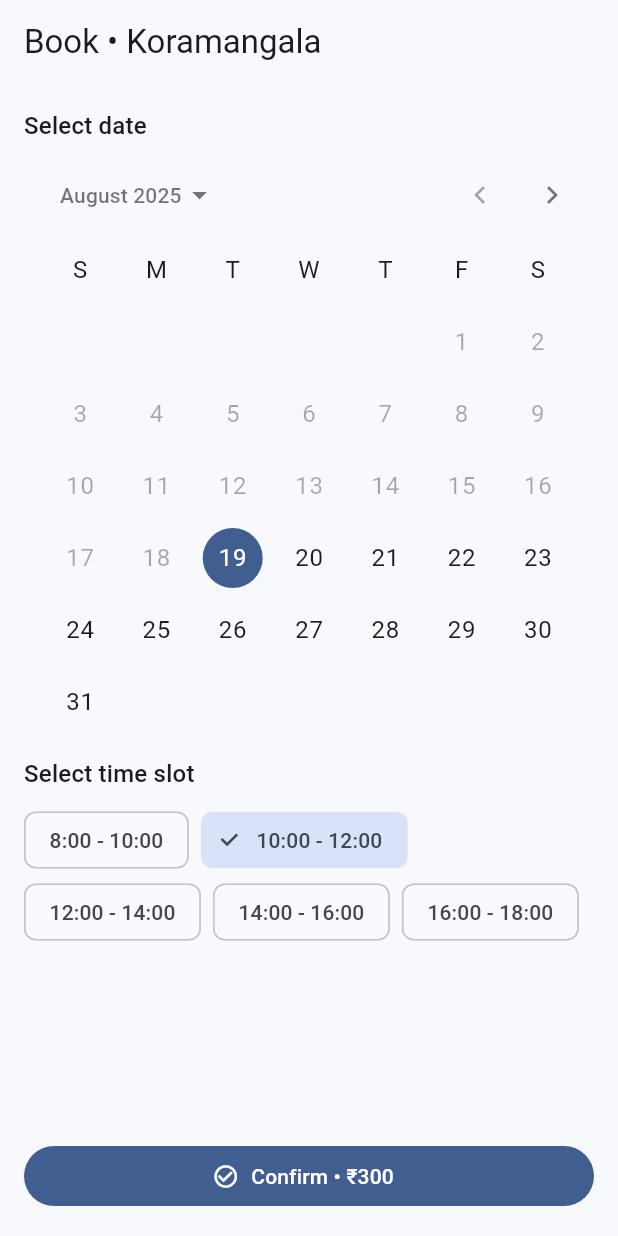
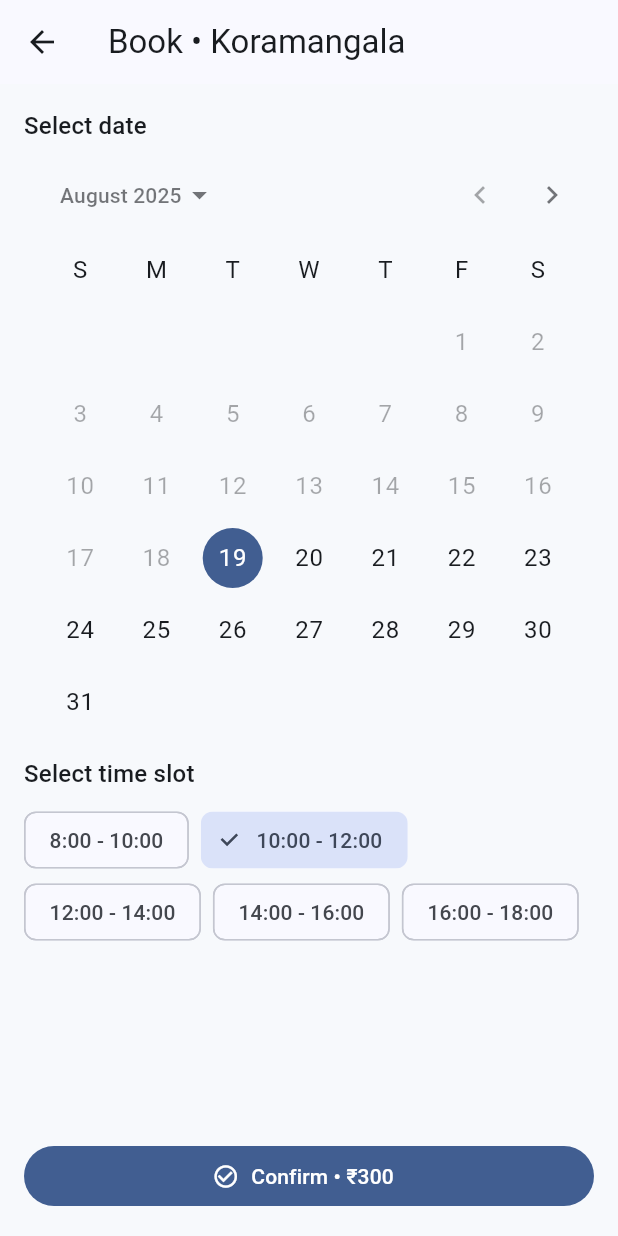
Before and after one commit to shunmugavel10/coworking_booking_app, a Flutter app: the screen it shows after launch, after a tap on "Book", on a phone screen of 412 x 824 dp. Run offline on Flutter 3.47's test engine with Material 3 defaults, Android fonts, the phone set to English and light mode, and no system bars; our stand-ins replace flutter_animate, flutter_map, flutter_riverpod, flutter_screenutil, geolocator, go_router and 1 more; network calls fail.

Commit message:
Dark theme implemented and fixed navigation issue

```diff
--- a/lib/app_router.dart
+++ b/lib/app_router.dart
@@ -10,16 +10,30 @@ import 'presentation/map/map_screen.dart';
 final appRouter = GoRouter(
   initialLocation: '/',
   routes: [
-    GoRoute(path: '/', builder: (_, __) => const SplashScreen()),
-    GoRoute(path: '/home', builder: (_, __) => const HomeScreen()),
-    GoRoute(path: '/details', builder: (_, state) {
-      final id = state.uri.queryParameters['id']!;
-      return DetailsScreen(id: id);
-    }),
-    GoRoute(path: '/booking', builder: (_, state) {
-      final id = state.uri.queryParameters['id']!;
-      return BookingScreen(branchId: id);
-    }),
+    GoRoute(
+      path: '/',
+      builder: (_, __) => const SplashScreen(),
+    ),
+    GoRoute(
+      path: '/home',
+      builder: (_, __) => const HomeScreen(),
+      routes: [
+        GoRoute(
+          path: 'details',
+          builder: (_, state) {
+            final id = state.uri.queryParameters['id']!;
+            return DetailsScreen(id: id);
+          },
+        ),
+        GoRoute(
+          path: 'booking',
+          builder: (_, state) {
+            final id = state.uri.queryParameters['id']!;
+            return BookingScreen(branchId: id);
+          },
+        ),
+      ],
+    ),
     GoRoute(path: '/my-bookings', builder: (_, __) => const MyBookingsScreen()),
     GoRoute(path: '/notifications', builder: (_, __) => const NotificationsScreen()),
     GoRoute(path: '/map', builder: (_, __) => const MapScreen()),
--- a/lib/main.dart
+++ b/lib/main.dart
@@ -1,18 +1,22 @@
+import 'package:coworking_booking/presentation/providers/theme_providers.dart';
 import 'package:flutter/material.dart';
 import 'package:flutter_riverpod/flutter_riverpod.dart';
 import 'package:flutter_screenutil/flutter_screenutil.dart';
 import 'core/theme/app_theme.dart';
 import 'app_router.dart';
 
+
 void main() {
   runApp(const ProviderScope(child: AppRoot()));
 }
 
-class AppRoot extends StatelessWidget {
+class AppRoot extends ConsumerWidget {
   const AppRoot({super.key});
 
   @override
-  Widget build(BuildContext context) {
+  Widget build(BuildContext context, WidgetRef ref) {
+    final themeMode = ref.watch(themeProvider);
+
     return ScreenUtilInit(
       designSize: const Size(390, 844),
       minTextAdapt: true,
@@ -22,6 +26,7 @@ class AppRoot extends StatelessWidget {
           debugShowCheckedModeBanner: false,
           theme: AppTheme.light,
           darkTheme: AppTheme.dark,
+          themeMode: themeMode,
           routerConfig: appRouter,
         );
       },
--- a/lib/presentation/home/home_screen.dart
+++ b/lib/presentation/home/home_screen.dart
@@ -1,3 +1,4 @@
+import 'package:coworking_booking/presentation/providers/theme_providers.dart';
 import 'package:flutter/material.dart';
 import 'package:flutter_riverpod/flutter_riverpod.dart';
 import 'package:flutter_screenutil/flutter_screenutil.dart';
@@ -23,6 +24,17 @@ class HomeScreen extends ConsumerWidget {
           onPressed: () => context.go('/map'),
           icon: const Icon(Icons.map),
         ),
+        Consumer(
+    builder: (context, ref, _) {
+      final themeMode = ref.watch(themeProvider);
+      return IconButton(
+        onPressed: () => ref.read(themeProvider.notifier).toggleTheme(),
+        icon: Icon(
+          themeMode == ThemeMode.light ? Icons.dark_mode : Icons.light_mode,
+        ),
+      );
+    },
+  ),
       ],
       body: Padding(
         padding: EdgeInsets.all(16.w),
@@ -143,7 +155,7 @@ class _BranchCard extends StatelessWidget {
   @override
   Widget build(BuildContext context) {
     return InkWell(
-      onTap: () => context.go('/details?id=${branch.id}'),
+      onTap: () => context.go('/home/details?id=${branch.id}'),
       child: Card(
         child: Row(
           children: [
@@ -186,8 +198,7 @@ class _BranchCard extends StatelessWidget {
                             style: Theme.of(context).textTheme.titleSmall,
                           ),
                           FilledButton.icon(
-                            onPressed: () =>
-                                context.go('/booking?id=${branch.id}'),
+                           onPressed: () => context.go('/home/booking?id=${branch.id}'),
                             icon: const Icon(Icons.event),
                             label: const Text(
                               'Book',
```
Also changed, not shown: lib/presentation/details/details_screen.dart (+5 -3 lines), lib/presentation/providers/theme_providers.dart (added, +18 -0 lines).
